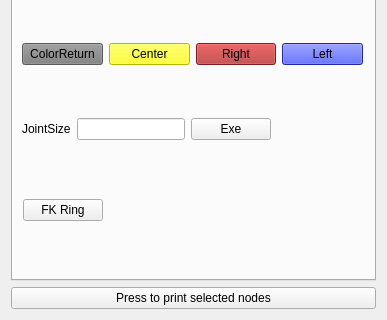
First picture: the form in ui/CAToolbox_UI.ui, repository joleeene/CAToolbox_UI, before the edit; both pictures show x 0 to 387 and y 197 to 517 of the 387 by 517 pixel window.
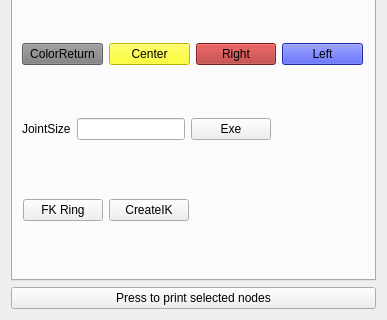
Second picture: the form after the edit. Icons and pictures are not drawn.

```diff
--- a/ui/CAToolbox_UI.ui
+++ b/ui/CAToolbox_UI.ui
@@ -610,32 +610,6 @@
               </property>
              </widget>
             </item>
-            <item row="0" column="2">
-             <spacer name="horizontalSpacer_3">
-              <property name="orientation">
-               <enum>Qt::Horizontal</enum>
-              </property>
-              <property name="sizeHint" stdset="0">
-               <size>
-                <width>40</width>
-                <height>20</height>
-               </size>
-              </property>
-             </spacer>
-            </item>
-            <item row="0" column="1">
-             <spacer name="horizontalSpacer_2">
-              <property name="orientation">
-               <enum>Qt::Horizontal</enum>
-              </property>
-              <property name="sizeHint" stdset="0">
-               <size>
-                <width>40</width>
-                <height>20</height>
-               </size>
-              </property>
-             </spacer>
-            </item>
             <item row="0" column="3">
              <spacer name="horizontalSpacer_4">
               <property name="orientation">
@@ -649,6 +623,13 @@
               </property>
              </spacer>
             </item>
+            <item row="0" column="1">
+             <widget class="QPushButton" name="QPBCreateIK">
+              <property name="text">
+               <string>CreateIK</string>
+              </property>
+             </widget>
+            </item>
            </layout>
           </item>
          </layout>
```
Left out of the diff: 31 changed lines with no effect on the pictures.
